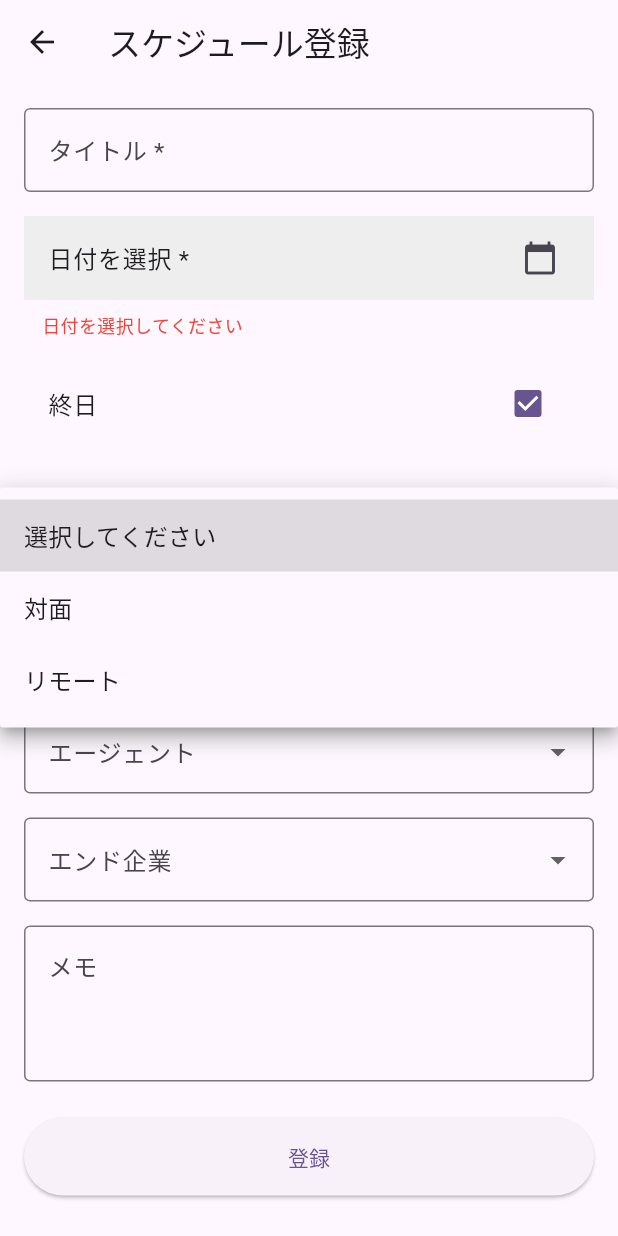
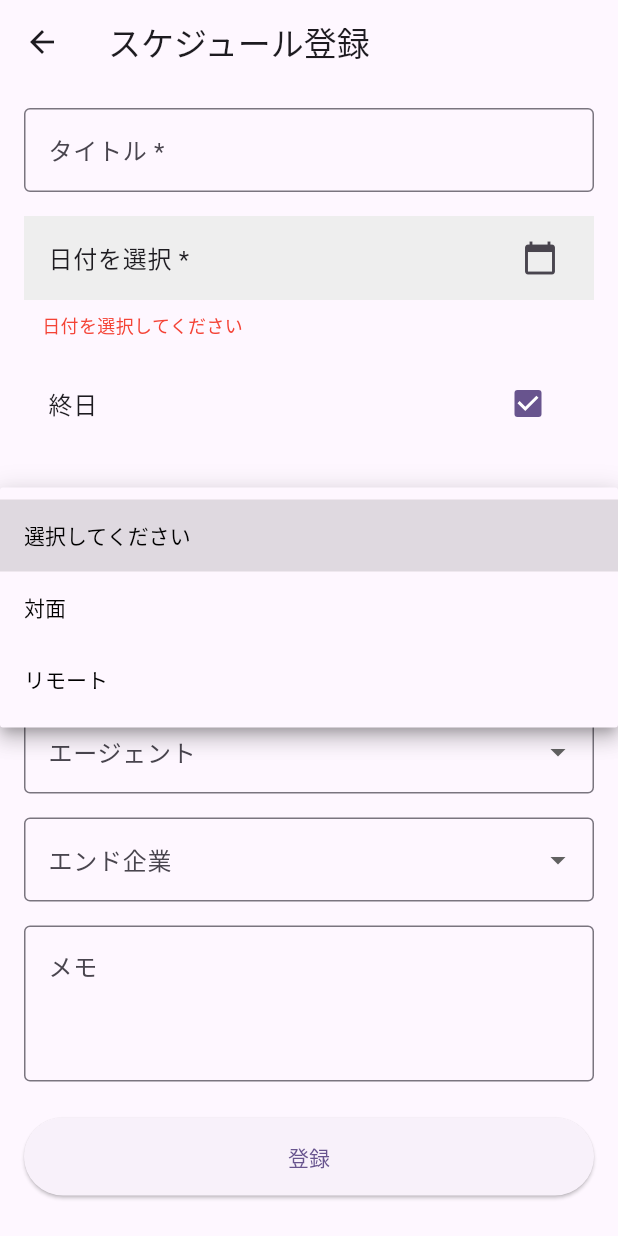
Before and after one commit to XEBSYSTEM/pocketbookforfreelance, a Flutter app: the ScheduleForm screen opened directly, scrolled down 95 dp, after a tap on "終日", after a tap on "種別", on a phone screen of 412 x 824 dp. Run offline on Flutter 3.47's test engine with Material 3 defaults, Android fonts, the light colour scheme and no system bars; our stand-ins replace table_calendar.

Commit message:
style: ドロップダウンメニューの選択項目の文字色を黒に設定
ドロップダウンメニューの選択項目に下記の変更を適用：
- Text ウィジェットに style: TextStyle(color: Colors.black) を追加
- 種別、エージェント、エンド企業の全ての選択項目に適用

```diff
--- a/lib/schedule_form.dart
+++ b/lib/schedule_form.dart
@@ -4,12 +4,14 @@ class ScheduleForm extends StatefulWidget {
   final DateTime? initialDate;
   final Map<String, dynamic>? initialData;
   final bool isEditing;
+  final bool isViewing;
 
   const ScheduleForm({
     super.key,
     this.initialDate,
     this.initialData,
     this.isEditing = false,
+    this.isViewing = false,
   });
 
   @override
@@ -124,7 +126,11 @@ class _ScheduleFormState extends State<ScheduleForm> {
   Widget build(BuildContext context) {
     return Scaffold(
       appBar: AppBar(
-        title: Text(widget.isEditing ? 'スケジュール編集' : 'スケジュール登録'),
+        title: Text(
+          widget.isViewing
+              ? 'スケジュール詳細'
+              : (widget.isEditing ? 'スケジュール編集' : 'スケジュール登録'),
+        ),
       ),
       body: SingleChildScrollView(
         padding: const EdgeInsets.all(16.0),
@@ -136,6 +142,8 @@ class _ScheduleFormState extends State<ScheduleForm> {
               // タイトル
               TextFormField(
                 controller: _titleController,
+                enabled: !widget.isViewing,
+                style: const TextStyle(color: Colors.black),
                 decoration: const InputDecoration(
                   labelText: 'タイトル *',
                   border: OutlineInputBorder(),
@@ -156,7 +164,7 @@ class _ScheduleFormState extends State<ScheduleForm> {
                     : '日付: ${_selectedDate!.year}/${_selectedDate!.month}/${_selectedDate!.day}'),
                 trailing: const Icon(Icons.calendar_today),
                 tileColor: Colors.grey[200],
-                onTap: _selectDate,
+                onTap: widget.isViewing ? null : _selectDate,
               ),
               if (_selectedDate == null)
                 const Padding(
@@ -172,6 +180,7 @@ class _ScheduleFormState extends State<ScheduleForm> {
               CheckboxListTile(
                 title: const Text('終日'),
                 value: _isAllDay,
+                enabled: !widget.isViewing,
                 onChanged: (bool? value) {
                   setState(() {
                     _isAllDay = value ?? false;
@@ -195,7 +204,8 @@ class _ScheduleFormState extends State<ScheduleForm> {
                             : '開始: ${_formatTimeOfDay(_startTime)}'),
                         trailing: const Icon(Icons.access_time),
                         tileColor: Colors.grey[200],
-                        onTap: () => _selectTime(true),
+                        onTap:
+                            widget.isViewing ? null : () => _selectTime(true),
                       ),
                     ),
                     const SizedBox(width: 16),
@@ -206,7 +216,8 @@ class _ScheduleFormState extends State<ScheduleForm> {
                             : '終了: ${_formatTimeOfDay(_endTime)}'),
                         trailing: const Icon(Icons.access_time),
                         tileColor: Colors.grey[200],
-                        onTap: () => _selectTime(false),
+                        onTap:
+                            widget.isViewing ? null : () => _selectTime(false),
                       ),
                     ),
                   ],
@@ -228,14 +239,20 @@ class _ScheduleFormState extends State<ScheduleForm> {
                   labelText: '種別',
                   border: OutlineInputBorder(),
                 ),
+                style: const TextStyle(color: Colors.black),
                 value: _meetingType,
                 items: _meetingTypes
                     .map((type) => DropdownMenuItem(
                           value: type,
-                          child: Text(type.isEmpty ? '選択してください' : type),
+                          child: Text(
+                            type.isEmpty ? '選択してください' : type,
+                            style: const TextStyle(color: Colors.black),
+                          ),
                         ))
                     .toList(),
-                onChanged: (String? value) {
+                onChanged: widget.isViewing
+                    ? null
+                    : (String? value) {
                         setState(() {
                           _meetingType = value;
                         });
@@ -246,6 +263,8 @@ class _ScheduleFormState extends State<ScheduleForm> {
               // URL
               TextFormField(
                 controller: _urlController,
+                enabled: !widget.isViewing,
+                style: const TextStyle(color: Colors.black),
                 decoration: const InputDecoration(
                   labelText: 'URL',
                   border: OutlineInputBorder(),
@@ -259,14 +278,20 @@ class _ScheduleFormState extends State<ScheduleForm> {
                   labelText: 'エージェント',
                   border: OutlineInputBorder(),
                 ),
+                style: const TextStyle(color: Colors.black),
                 value: _selectedAgent,
                 items: _agents
                     .map((agent) => DropdownMenuItem(
                           value: agent,
-                          child: Text(agent.isEmpty ? '選択してください' : agent),
+                          child: Text(
+                            agent.isEmpty ? '選択してください' : agent,
+                            style: const TextStyle(color: Colors.black),
+                          ),
                         ))
                     .toList(),
-                onChanged: (String? value) {
+                onChanged: widget.isViewing
+                    ? null
+                    : (String? value) {
                         setState(() {
                           _selectedAgent = value;
                         });
@@ -280,14 +305,20 @@ class _ScheduleFormState extends State<ScheduleForm> {
                   labelText: 'エンド企業',
                   border: OutlineInputBorder(),
                 ),
+                style: const TextStyle(color: Colors.black),
                 value: _selectedEndCompany,
                 items: _endCompanies
                     .map((company) => DropdownMenuItem(
                           value: company,
-                          child: Text(company.isEmpty ? '選択してください' : company),
+                          child: Text(
+                            company.isEmpty ? '選択してください' : company,
+                            style: const TextStyle(color: Colors.black),
+                          ),
                         ))
                     .toList(),
-                onChanged: (String? value) {
+                onChanged: widget.isViewing
+                    ? null
+                    : (String? value) {
                         setState(() {
                           _selectedEndCompany = value;
                         });
@@ -298,6 +329,8 @@ class _ScheduleFormState extends State<ScheduleForm> {
               // メモ
               TextFormField(
                 controller: _memoController,
+                enabled: !widget.isViewing,
+                style: const TextStyle(color: Colors.black),
                 decoration: const InputDecoration(
                   labelText: 'メモ',
                   border: OutlineInputBorder(),
@@ -308,7 +341,8 @@ class _ScheduleFormState extends State<ScheduleForm> {
               ),
               const SizedBox(height: 24),
 
-              // 登録/更新ボタン
+              // 登録/更新ボタン（閲覧モードでは非表示）
+              if (!widget.isViewing)
                 SizedBox(
                   width: double.infinity,
                   child: ElevatedButton(
```
Lines whose indentation alone changed are shown as unchanged.
